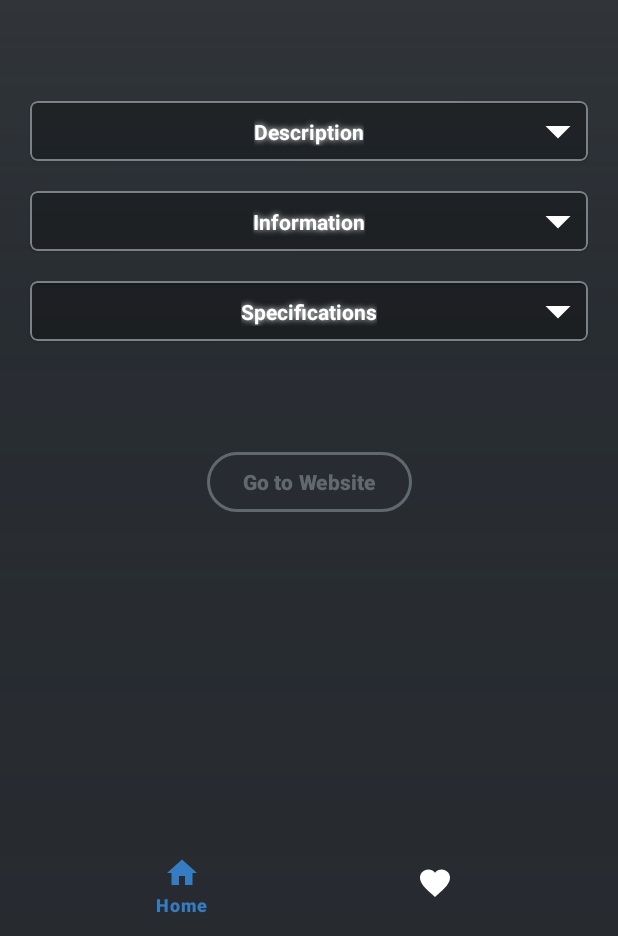
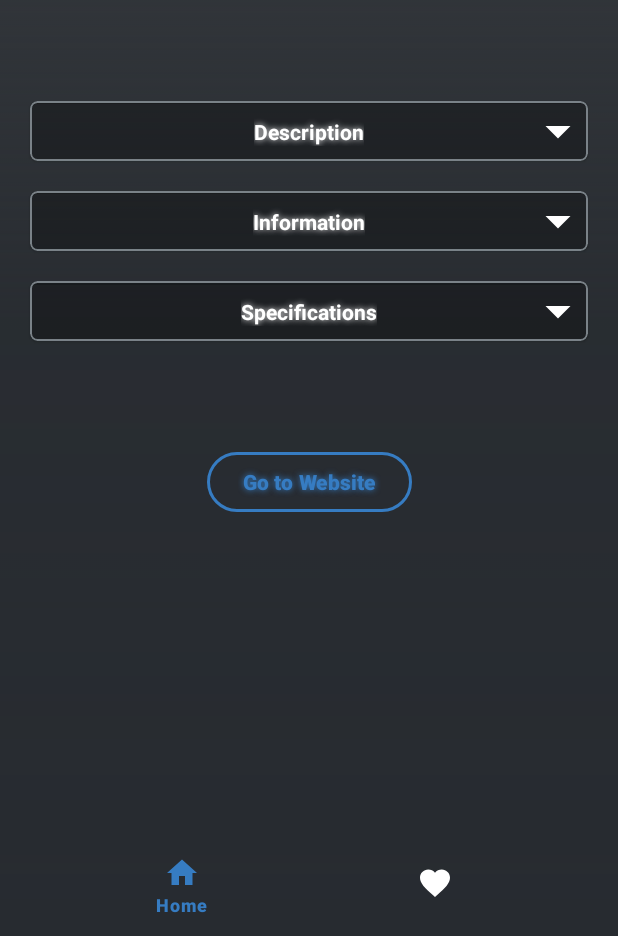
Before and after one commit to 0xBlitzmachine/FreeToGame.COM, an Android app: the DetailFragment screen opened through its navigation route, on a phone screen of 412 x 824 dp, the part 300-1236 px from its top. Run offline under Robolectric (Android 15) with nearby library versions, the phone set to English and light mode, and no system bars; our stand-ins replace navigation-ui; pictures from the network do not load.

```diff
--- /dev/null
+++ b/app/src/main/res/drawable/ic_filter.xml
@@ -0,0 +1,5 @@
+<vector android:height="24dp" android:tint="#FFFFFF"
+    android:viewportHeight="24" android:viewportWidth="24"
+    android:width="24dp" xmlns:android="http://schemas.android.com/apk/res/android">
+    <path android:fillColor="@android:color/white" android:pathData="M4.25,5.61C6.27,8.2 10,13 10,13v6c0,0.55 0.45,1 1,1h2c0.55,0 1,-0.45 1,-1v-6c0,0 3.72,-4.8 5.74,-7.39C20.25,4.95 19.78,4 18.95,4H5.04C4.21,4 3.74,4.95 4.25,5.61z"/>
+</vector>
--- a/app/src/main/res/layout/fragment_detail.xml
+++ b/app/src/main/res/layout/fragment_detail.xml
@@ -479,16 +479,12 @@
             android:layout_width="wrap_content"
             android:layout_height="wrap_content"
             android:layout_marginTop="50dp"
-            android:alpha="0.7"
-            android:backgroundTint="@android:color/transparent"
             android:text="@string/goToWebsite"
-            android:textColor="@color/grey"
             app:layout_constraintBottom_toBottomOf="parent"
             app:layout_constraintEnd_toEndOf="parent"
             app:layout_constraintStart_toStartOf="parent"
             app:layout_constraintTop_toBottomOf="@+id/screenshotRecyclerView"
-            app:strokeColor="@color/grey"
-            app:strokeWidth="2dp" />
+            style="@style/SecondaryButtonStyle"/>
 
     </androidx.constraintlayout.widget.ConstraintLayout>
 </ScrollView>
--- a/app/src/main/res/layout/fragment_start.xml
+++ b/app/src/main/res/layout/fragment_start.xml
@@ -16,7 +16,7 @@
         android:layout_marginEnd="20dp"
         android:layout_marginBottom="20dp"
         android:clickable="true"
-        android:src="@drawable/icon_search"
+        android:src="@drawable/ic_filter"
         app:layout_constraintBottom_toBottomOf="parent"
         app:layout_constraintEnd_toEndOf="parent" />
 
--- a/app/src/main/res/values/styles.xml
+++ b/app/src/main/res/values/styles.xml
@@ -14,6 +14,18 @@
         <item name="android:textStyle">bold</item>
     </style>
     -->
+
+
+
+    <style name="SecondaryButtonStyle" parent="Widget.Material3.Button">
+        <item name="alpha">0.7</item>
+        <item name="backgroundTint">@android:color/transparent</item>
+        <item name="android:textColor">@color/blue_main</item>
+        <item name="strokeColor">@color/blue_main</item>
+        <item name="strokeWidth">2dp</item>
+        <item name="android:shadowColor">@color/blue_main</item>
+        <item name="android:shadowRadius">5</item>
+    </style>
 
     <style name="DetailsFragmentPlaceholderTextViewStyle" parent="Widget.AppCompat.TextView">
         <item name="alpha">0.6</item>
```
Also changed, not shown: app/src/main/java/com/blitzmachine/freetogamecom/views/LiveGamesAdapter.kt (+7 -1 lines), app/src/main/java/com/blitzmachine/freetogamecom/views/ScreenshotAdapter.kt (+11 -19 lines), app/src/main/java/com/blitzmachine/freetogamecom/views/fragments/BottomSheetDetailsFragment.kt (+7 -0 lines), app/src/main/java/com/blitzmachine/freetogamecom/views/fragments/DetailFragment.kt (+7 -2 lines), app/src/main/res/layout/fragment_bottom_sheet.xml (+8 -0 lines).
